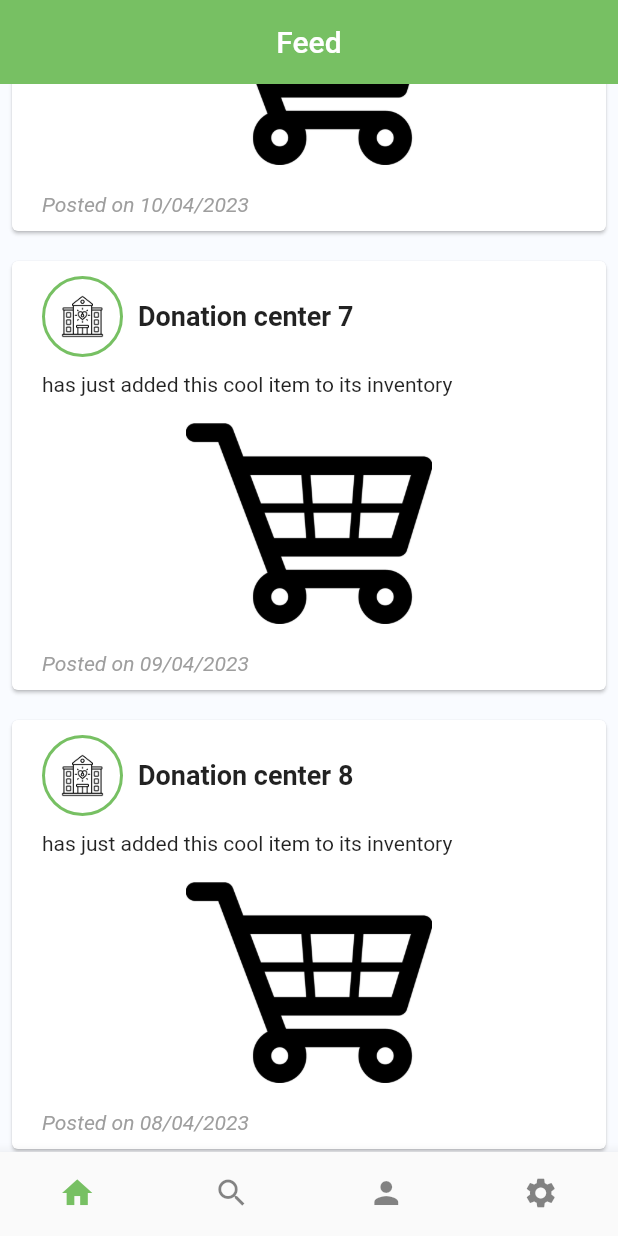
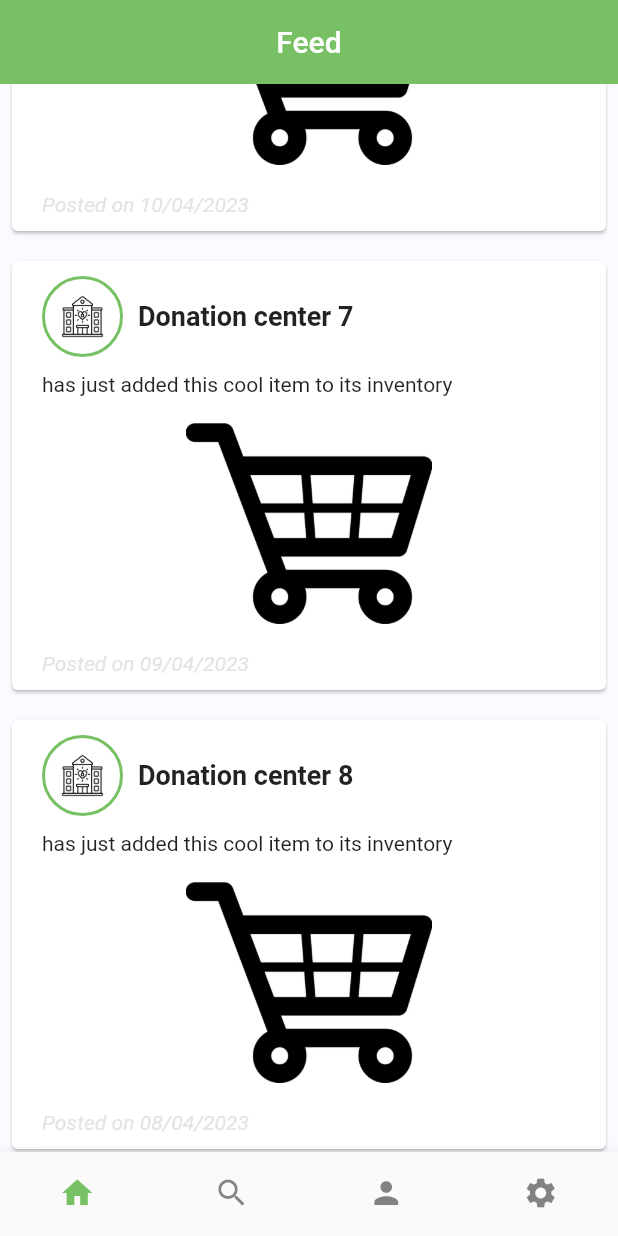
Before and after one commit to Hacktivists-AUB/Need2Give-frontend, a Flutter app: the screen it shows after launch, scrolled down 1728 dp, on a phone screen of 412 x 824 dp. Run offline on Flutter 3.47's test engine with Material 2 defaults, Android fonts, the phone set to English and light mode, and no system bars; our stand-ins replace carousel_slider, flutter_dotenv, flutter_map, flutter_signin_button, font_awesome_flutter, geolocator and 4 more.

Commit message:
Finish Feed page for user

```diff
--- a/need2give/lib/screens/user/donation center/profile_screen.dart
+++ b/need2give/lib/screens/user/donation center/profile_screen.dart
@@ -29,6 +29,7 @@ class _DonationScreen extends State<DonationScreen>
         child: Scaffold(
       backgroundColor: Global.backgroundColor,
       appBar: AppBar(
+        leading: const BackButton(),
         title: const Text("Donation center"),
         centerTitle: true,
       ),
--- a/need2give/lib/screens/user/feed.dart
+++ b/need2give/lib/screens/user/feed.dart
@@ -1,5 +1,6 @@
 import 'package:flutter/material.dart';
 import 'package:need2give/constants/global.dart';
+import 'package:need2give/screens/user/donation%20center/profile_screen.dart';
 import 'package:need2give/widgets/post.dart';
 
 class Feed extends StatelessWidget {
@@ -96,6 +97,9 @@ class Feed extends StatelessWidget {
                 itemBuilder: (BuildContext context, int index) {
                   final post = posts[index];
                   return PostComponent(
+                    pageRoute: MaterialPageRoute(
+                      builder: (context) => const DonationScreen(),
+                    ),
                     name: post["name"],
                     pfpUrl: post["pfpUrl"],
                     body: post["body"],
--- a/need2give/lib/widgets/post.dart
+++ b/need2give/lib/widgets/post.dart
@@ -7,6 +7,7 @@ class PostComponent extends StatelessWidget {
   final String body;
   final String imageUrl;
   final String date;
+  final PageRoute pageRoute; // Add PageRoute object
 
   const PostComponent({
     Key? key,
@@ -15,11 +16,19 @@ class PostComponent extends StatelessWidget {
     required this.body,
     required this.imageUrl,
     required this.date,
+    required this.pageRoute,
   }) : super(key: key);
 
   @override
   Widget build(BuildContext context) {
-    return Card(
+    return InkWell(
+      onTap: () {
+        Navigator.push(
+          context,
+          pageRoute,
+        );
+      },
+      child: Card(
         margin: const EdgeInsets.symmetric(vertical: 10, horizontal: 8),
         child: Column(
           crossAxisAlignment: CrossAxisAlignment.stretch,
@@ -57,7 +66,8 @@ class PostComponent extends StatelessWidget {
                     ),
                   )
                 ],
-              )),
+              ),
+            ),
             const SizedBox(height: 10),
             Padding(
               padding: const EdgeInsets.symmetric(horizontal: 20),
@@ -77,13 +87,14 @@ class PostComponent extends StatelessWidget {
               child: Text(
                 'Posted on $date',
                 style: const TextStyle(
-                color: Colors.grey,
+                  color: Global.lightGrey,
                   fontStyle: FontStyle.italic,
                 ),
               ),
             ),
           ],
         ),
+      ),
     );
   }
 }
```
Lines whose indentation alone changed are shown as unchanged.
